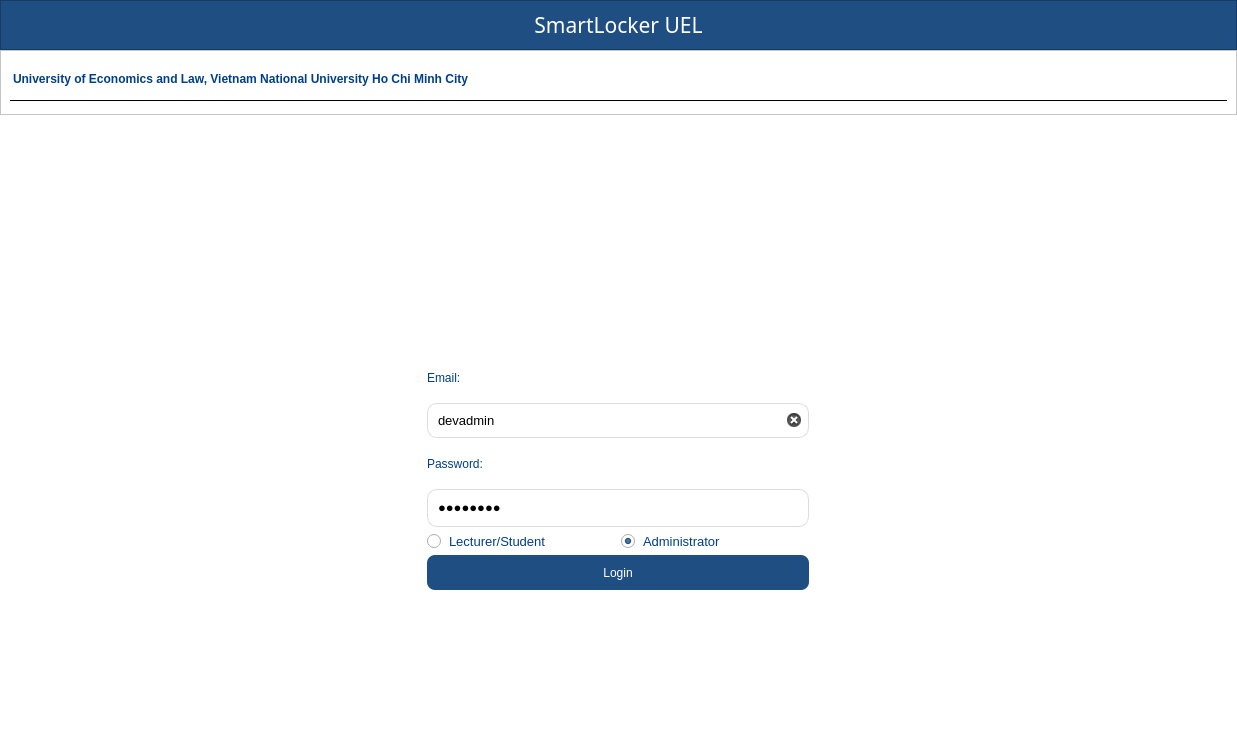
Above: ui/Login.ui from maihuybao/SmartLockUEL before the change. Below: the same form after it.
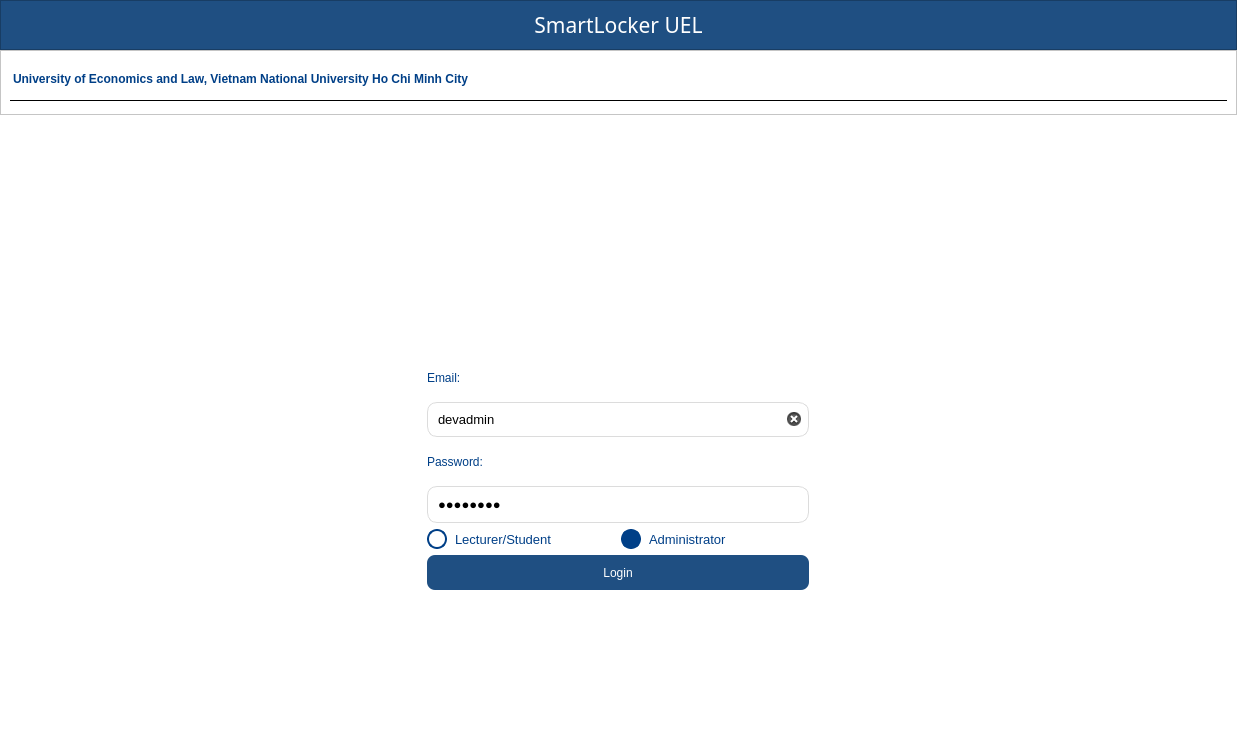
That is the form after the change. Icons and pictures are not drawn.

```diff
--- a/ui/Login.ui
+++ b/ui/Login.ui
@@ -311,9 +311,9 @@
               </size>
              </property>
              <property name="styleSheet">
-              <string notr="true">color: #003F87;
-font-size: 13px;
-spacing: 8px
+              <string notr="true">QRadioButton { color: #003F87; font-size: 13px; spacing: 8px; background: transparent; }
+QRadioButton::indicator { width: 16px; height: 16px; border: 2px solid #003F87; border-radius: 10px; background: white; }
+QRadioButton::indicator:checked { background: #003F87; border: 2px solid #003F87; }
 </string>
              </property>
              <property name="text">
@@ -327,9 +327,10 @@
            <item>
             <widget class="QRadioButton" name="radioButtonAdmin">
              <property name="styleSheet">
-              <string notr="true">color: #003F87;
-font-size: 13px;
-spacing: 8px</string>
+              <string notr="true">QRadioButton { color: #003F87; font-size: 13px; spacing: 8px; background: transparent; }
+QRadioButton::indicator { width: 16px; height: 16px; border: 2px solid #003F87; border-radius: 10px; background: white; }
+QRadioButton::indicator:checked { background: #003F87; border: 2px solid #003F87; }
+</string>
              </property>
              <property name="text">
               <string>Administrator</string>
```
